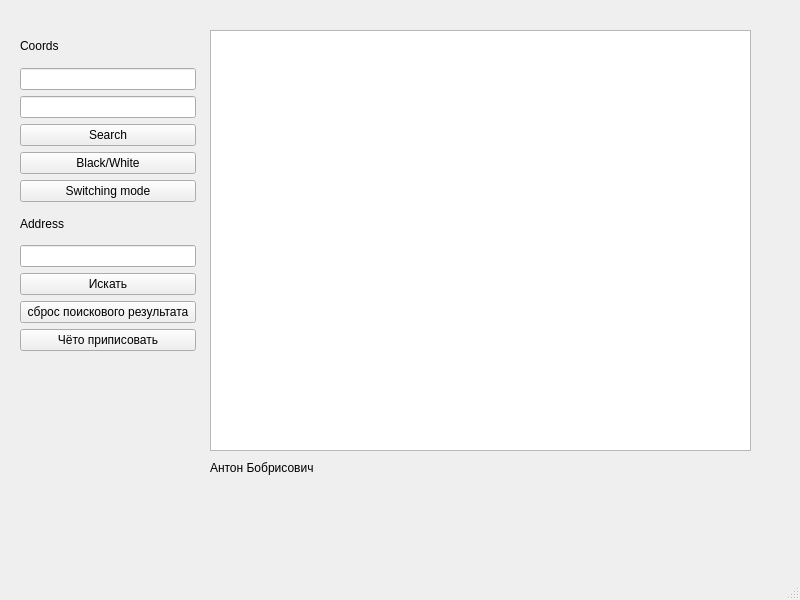
The window that MainWindow.ui (Web-your/Fignya) describes before a commit, drawn with Qt 5.
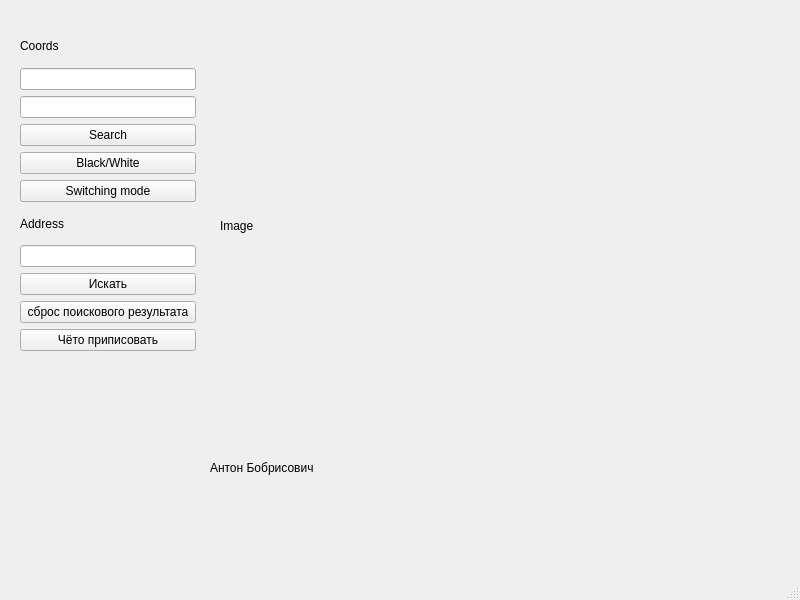
The same window after the commit.

Diff of the .ui file:
```diff
--- a/MainWindow.ui
+++ b/MainWindow.ui
@@ -14,16 +14,6 @@
    <string>MainWindow</string>
   </property>
   <widget class="QWidget" name="centralwidget">
-   <widget class="QTextBrowser" name="view">
-    <property name="geometry">
-     <rect>
-      <x>210</x>
-      <y>30</y>
-      <width>541</width>
-      <height>421</height>
-     </rect>
-    </property>
-   </widget>
    <widget class="QLabel" name="address_draw">
     <property name="geometry">
      <rect>
@@ -37,6 +27,19 @@
      <string>Антон Бобрисович</string>
     </property>
    </widget>
+   <widget class="QLabel" name="label">
+    <property name="geometry">
+     <rect>
+      <x>220</x>
+      <y>30</y>
+      <width>551</width>
+      <height>391</height>
+     </rect>
+    </property>
+    <property name="text">
+     <string>Image</string>
+    </property>
+   </widget>
    <widget class="QWidget" name="">
     <property name="geometry">
      <rect>
```
